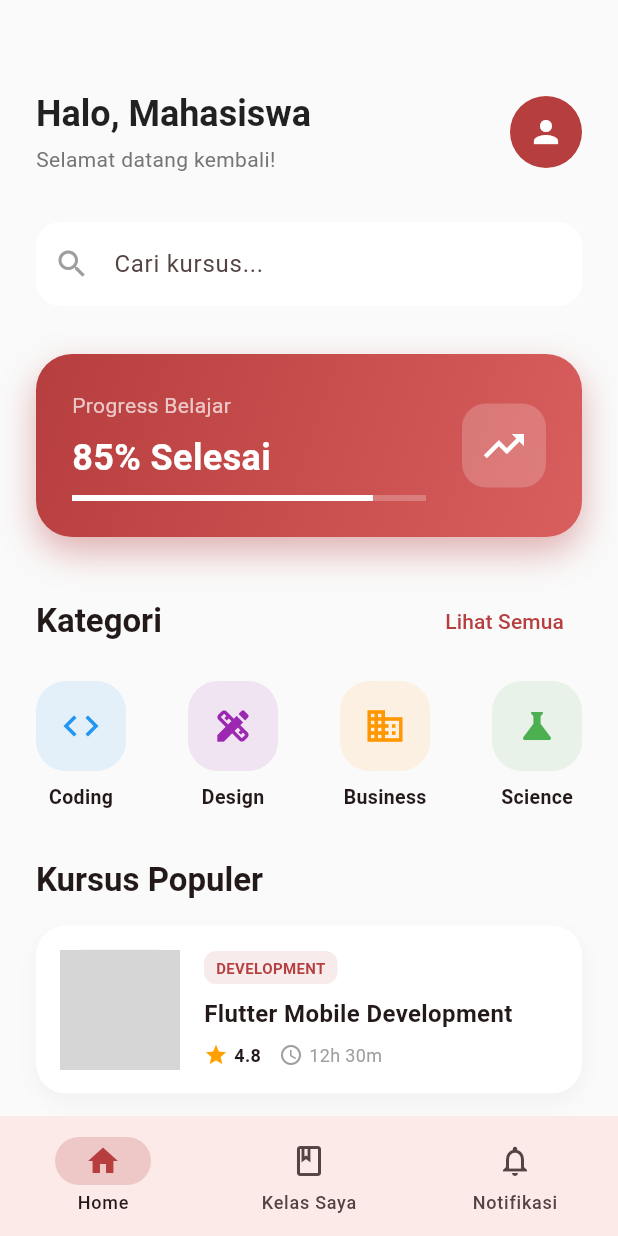
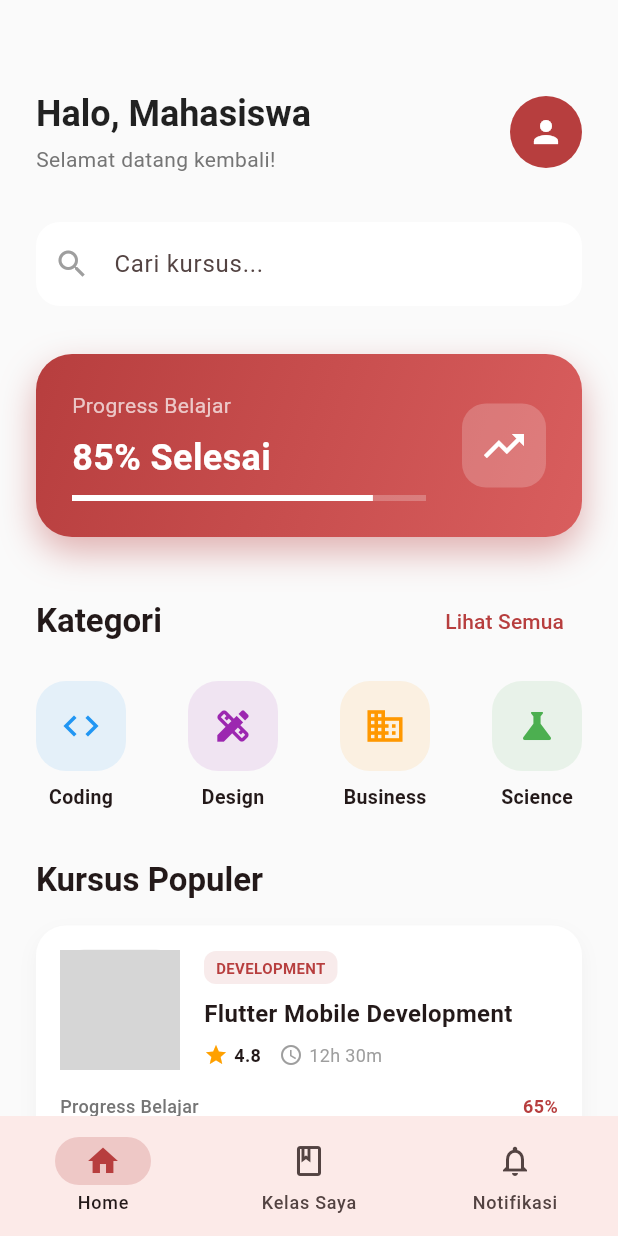
Before and after one commit to Raihangozaliputra/learningsistem, a Flutter app: the HomeScreen screen opened directly, on a phone screen of 412 x 824 dp. Run offline on Flutter 3.47's test engine with Material 3 defaults, Android fonts, the light colour scheme and no system bars; network calls fail; grey boxes are pictures that could not be loaded.

```diff
--- a/lib/home_screen.dart
+++ b/lib/home_screen.dart
@@ -223,7 +223,25 @@ class HomeTab extends StatelessWidget {
             physics: const NeverScrollableScrollPhysics(),
             itemCount: 3,
             itemBuilder: (context, index) {
-              return const CourseCard();
+              if (index == 0) {
+                return const CourseCard(
+                  title: 'Flutter Mobile Development',
+                  progress: 0.65,
+                );
+              } else if (index == 1) {
+                 return const CourseCard(
+                  title: 'Web Design Masterclass',
+                  category: 'DESIGN',
+                  color: Colors.purple,
+                  progress: 0.45,
+                );
+              }
+              return const CourseCard(
+                title: 'Python for Data Science',
+                category: 'DATA SCIENCE',
+                color: Colors.green,
+                progress: 0.30,
+              );
             },
           ),
         ],
@@ -267,7 +285,22 @@ class CategoryItem extends StatelessWidget {
 }
 
 class CourseCard extends StatelessWidget {
-  const CourseCard({super.key});
+  final String title;
+  final String category;
+  final Color color;
+  final double rating;
+  final String duration;
+  final double? progress;
+
+  const CourseCard({
+    super.key,
+    this.title = 'Flutter Mobile Development',
+    this.category = 'DEVELOPMENT',
+    this.color = const Color(0xFFB73E3E),
+    this.rating = 4.8,
+    this.duration = '12h 30m',
+    this.progress,
+  });
 
   @override
   Widget build(BuildContext context) {
@@ -285,7 +318,9 @@ class CourseCard extends StatelessWidget {
           ),
         ],
       ),
-      child: Row(
+      child: Column(
+        children: [
+          Row(
             children: [
               Container(
                 width: 80,
@@ -308,22 +343,22 @@ class CourseCard extends StatelessWidget {
                     Container(
                       padding: const EdgeInsets.symmetric(horizontal: 8, vertical: 4),
                       decoration: BoxDecoration(
-                    color: const Color(0xFFB73E3E).withOpacity(0.1),
+                        color: color.withOpacity(0.1),
                         borderRadius: BorderRadius.circular(8),
                       ),
-                  child: const Text(
-                    'DEVELOPMENT',
+                      child: Text(
+                        category,
                         style: TextStyle(
-                      color: Color(0xFFB73E3E),
+                          color: color,
                           fontSize: 10,
                           fontWeight: FontWeight.bold,
                         ),
                       ),
                     ),
                     const SizedBox(height: 8),
-                const Text(
-                  'Flutter Mobile Development',
-                  style: TextStyle(
+                    Text(
+                      title,
+                      style: const TextStyle(
                         fontWeight: FontWeight.bold,
                         fontSize: 16,
                       ),
@@ -333,16 +368,16 @@ class CourseCard extends StatelessWidget {
                       children: [
                         Icon(Icons.star, size: 16, color: Colors.amber[700]),
                         const SizedBox(width: 4),
-                    const Text(
-                      '4.8',
-                      style: TextStyle(fontWeight: FontWeight.bold, fontSize: 12),
+                        Text(
+                          rating.toString(),
+                          style: const TextStyle(fontWeight: FontWeight.bold, fontSize: 12),
                         ),
                         const SizedBox(width: 12),
                         const Icon(Icons.access_time, size: 16, color: Colors.grey),
                         const SizedBox(width: 4),
-                    const Text(
-                      '12h 30m',
-                      style: TextStyle(color: Colors.grey, fontSize: 12),
+                        Text(
+                          duration,
+                          style: const TextStyle(color: Colors.grey, fontSize: 12),
                         ),
                       ],
                     ),
@@ -351,6 +386,47 @@ class CourseCard extends StatelessWidget {
               ),
             ],
           ),
+          if (progress != null) ...[
+            const SizedBox(height: 16),
+            Column(
+              crossAxisAlignment: CrossAxisAlignment.start,
+              children: [
+                Row(
+                  mainAxisAlignment: MainAxisAlignment.spaceBetween,
+                  children: [
+                    Text(
+                      'Progress Belajar',
+                      style: TextStyle(
+                        color: Colors.grey[600],
+                        fontSize: 12,
+                        fontWeight: FontWeight.w500,
+                      ),
+                    ),
+                    Text(
+                      '${(progress! * 100).toInt()}%',
+                      style: const TextStyle(
+                        color: Color(0xFFB73E3E),
+                        fontSize: 12,
+                        fontWeight: FontWeight.bold,
+                      ),
+                    ),
+                  ],
+                ),
+                const SizedBox(height: 8),
+                ClipRRect(
+                  borderRadius: BorderRadius.circular(4),
+                  child: LinearProgressIndicator(
+                    value: progress,
+                    minHeight: 6,
+                    backgroundColor: Colors.grey[200],
+                    valueColor: const AlwaysStoppedAnimation<Color>(Color(0xFFB73E3E)),
+                  ),
+                ),
+              ],
+            ),
+          ],
+        ],
+      ),
     );
   }
 }
```
Lines whose indentation alone changed are shown as unchanged.
